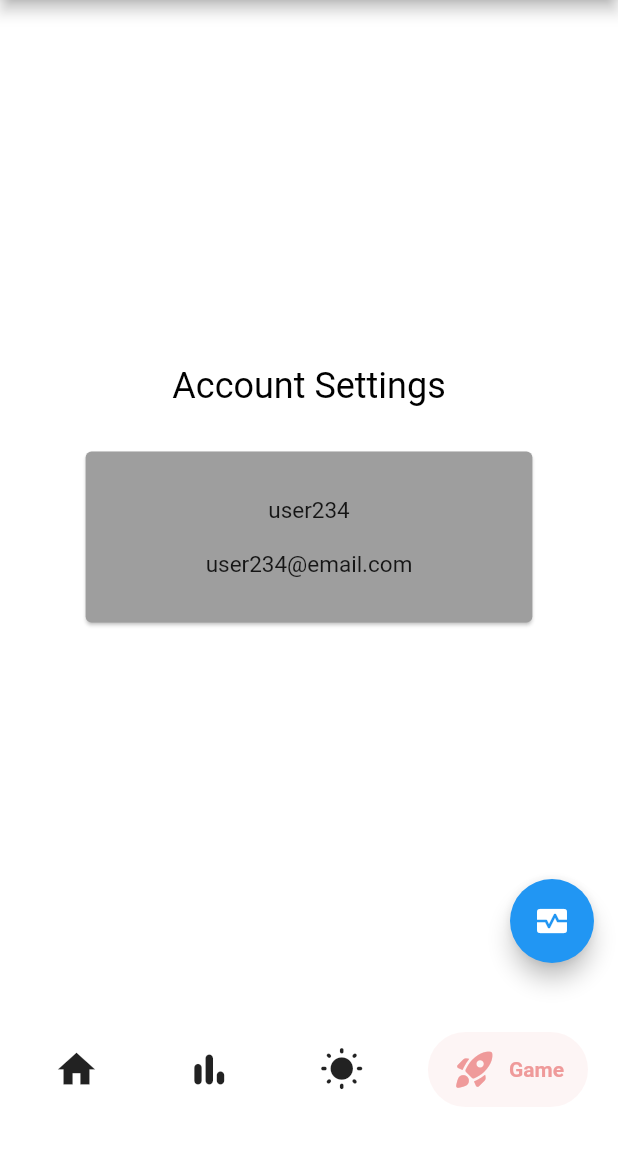
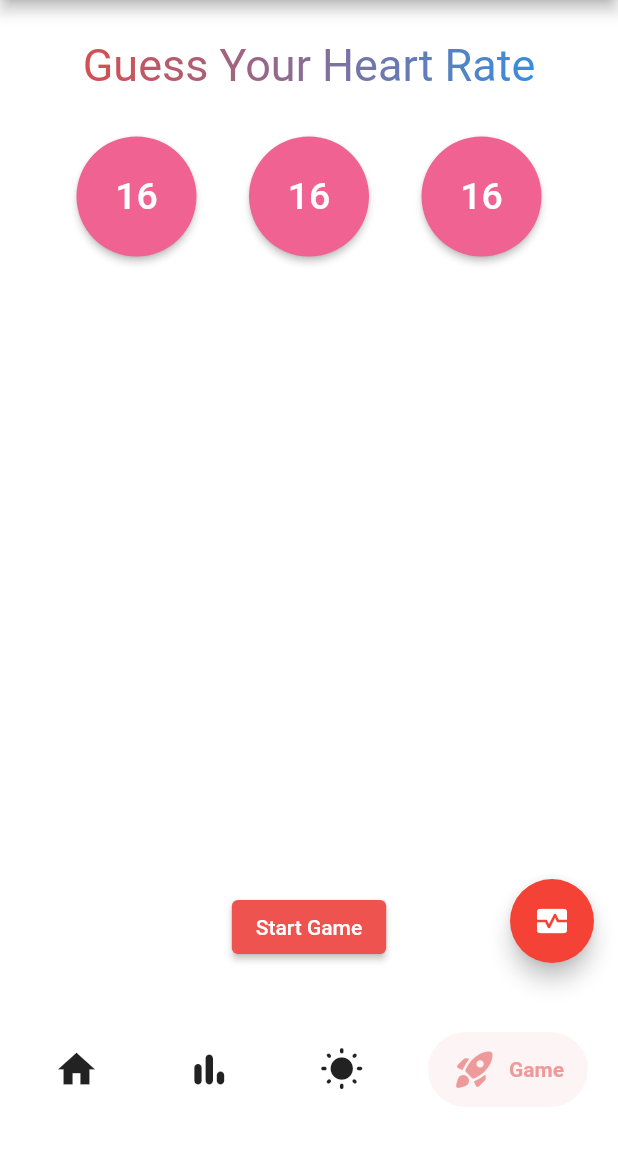
Before and after one commit to Lucria/flutter-mobile-app, a Flutter app: the screen it shows after launch, item 4 of the bottom bar chosen, on a phone screen of 412 x 824 dp, the part 84-1236 px from its top. Run offline on Flutter 3.47's test engine with Material 2 defaults, Android fonts, the phone set to English and light mode, and no system bars; drawn by our look-alikes of salomon_bottom_bar; our stand-ins replace auto_route, fl_chart, flutter_bluetooth_serial.

Commit message:
feat: integrate game with new changes

```diff
--- /dev/null
+++ b/lib/game/game_model.dart
@@ -0,0 +1,59 @@
+enum ResultType {
+  correct,
+  higher,
+  lower,
+  invalidInput,
+  noMoves
+}
+
+Map<ResultType, String> resultDict = <ResultType, String> {
+  ResultType.correct: "Correct!",
+  ResultType.higher: "Gotta guess lower next time!",
+  ResultType.lower: "It's higher than your guess!",
+  ResultType.invalidInput: "Invalid input. It's between 50 and 180!",
+  ResultType.noMoves: "Oops! Out of moves!"
+};
+
+class Result {
+  final ResultType resultType;
+  late String message;
+
+  Result(this.resultType) {
+    message = resultDict[resultType]!;
+  }
+}
+
+class Game {
+  static const int min = 50;
+  static const int max = 180;
+  static const int totalMoves = 5;
+  int _currentMove = 0;
+  late int _guessedNumber;
+
+  Game(int heartRate) {
+    _guessedNumber = heartRate;
+  }
+
+  Result nextMove(int userInput) {
+    //check whether user input is valid or not
+    if (userInput < min || userInput > max) {
+      return Result(ResultType.invalidInput);
+    }
+    //increment the current move and check if there is no move left
+    _currentMove += 1;
+    if (_currentMove > totalMoves) {
+      return Result(ResultType.noMoves);
+    }
+
+    //compare user input with guessed number and provide hint if not matched
+    if (userInput == _guessedNumber) {
+      return Result(ResultType.correct);
+    } else {
+      if (userInput > _guessedNumber) {
+        return Result(ResultType.higher);
+      } else {
+        return Result(ResultType.lower);
+      }
+    }
+  }
+}
--- /dev/null
+++ b/lib/game/game_widget.dart
@@ -0,0 +1,120 @@
+import 'dart:math';
+
+import 'package:flutter/material.dart';
+import 'game_model.dart';
+import 'dart:ui' as ui;
+
+class GameWidget extends StatefulWidget {
+  const GameWidget({Key? key}) : super(key: key);
+
+  @override
+  State<StatefulWidget> createState() => GameState();
+}
+
+class GameState extends State<GameWidget> {
+  var game = Game(70); // TODO pass in heart rate at certain point
+  var displayMessages = "";
+  var textEditionController = TextEditingController();
+
+  Widget buildStartGameButton(BuildContext context) {
+    return Expanded(
+      child: Align(
+        alignment: FractionalOffset.bottomCenter,
+        child: ElevatedButton(
+          onPressed: () => print("Start Game"),
+          child: const Text('Start Game'),
+          style: ButtonStyle(
+            backgroundColor: MaterialStateProperty.all(Colors.red[400]),
+          ),
+        ),
+      ),
+    );
+  }
+
+  Widget buildTitle(BuildContext context) {
+    return Padding(
+      padding: const EdgeInsets.only(top: 10),
+      child: Text(
+        "Guess Your Heart Rate",
+        style: TextStyle(
+            fontSize: 30,
+            foreground: Paint()
+              ..shader = ui.Gradient.linear(
+                const Offset(0, 0),
+                const Offset(400, 0),
+                <Color>[
+                  Colors.red,
+                  Colors.blue,
+                ],
+              )),
+        textAlign: TextAlign.center,
+      ),
+    );
+  }
+
+  Widget buildGame(BuildContext context) {
+    return Padding(
+      padding: const EdgeInsets.symmetric(vertical: 30),
+      child: Center(
+        child: Row(
+        mainAxisAlignment: MainAxisAlignment.spaceEvenly,
+        children: [
+          for (int i = 0; i < 3; i++)
+            ElevatedButton(
+              onPressed: () => print(i),
+              style: ElevatedButton.styleFrom(
+                shape: const CircleBorder(),
+                padding: const EdgeInsets.all(25),
+                backgroundColor: Colors.pink[300],
+                fixedSize: const Size(80, 80),
+              ),
+              child: Align(
+                alignment: Alignment.center,
+                child: Text(
+                  Random().nextInt(180).toString(), // TODO get actual values
+                  style: const TextStyle(
+                    fontSize: 25,
+                  ),
+                  textAlign: TextAlign.center,
+                )
+              )
+            )
+          ],
+        )
+      )
+    );
+  }
+
+  @override
+  Widget build(BuildContext context) {
+    return Container(
+        padding: const EdgeInsets.all(16.0),
+        child: Column(
+          children: <Widget>[
+            buildTitle(context),
+            // TextField(
+            //   keyboardType: TextInputType.number,
+            //   decoration: const InputDecoration(
+            //       hintText: "Guess Your Heart Rate between 50 and 180"),
+            //   controller: textEditionController,
+            //   onSubmitted: (String input) {
+            //     setState(() {
+            //       int number = int.parse(input);
+            //       Result result = game.nextMove(number);
+            //
+            //       displayMessages = displayMessages +
+            //           "\n" +
+            //           number.toString() +
+            //           " : " +
+            //           result.message;
+            //     });
+            //     textEditionController.text = "";
+            //   },
+            // ),
+            // Text(displayMessages),
+            buildGame(context),
+            buildStartGameButton(context),
+          ],
+        ));
+  }
+}
--- a/lib/home_page.dart
+++ b/lib/home_page.dart
@@ -20,12 +20,13 @@ class HomePage extends StatelessWidget {
         PostsRouter(),
         UsersRouter(),
         ReliefRouter(),
-        SettingsRouter(),
+        GameRouter(),
         BluetoothRouter(),
       ],
       floatingActionButton: FloatingActionButton(
         onPressed: () => context.navigateTo(const BluetoothRouter()),
         child: const Icon(Icons.monitor_heart),
+        backgroundColor: Colors.red[500],
       ),
       bottomNavigationBuilder: (_, tabsRouter) {
         return SalomonBottomBar(
--- a/lib/routes/router.dart
+++ b/lib/routes/router.dart
@@ -2,6 +2,7 @@ import 'package:auto_route/auto_route.dart';
 import 'package:auto_route/empty_router_widgets.dart';
 import 'package:flutter_mobile_app/bluetooth/bluetooth_widget.dart';
 import 'package:flutter_mobile_app/bluetooth/waveform_widget.dart';
+import 'package:flutter_mobile_app/game/game_widget.dart';
 import 'package:flutter_mobile_app/home_page.dart';
 import 'package:flutter_mobile_app/posts/posts_page.dart';
 import 'package:flutter_mobile_app/posts/single_post_page.dart';
@@ -55,6 +56,11 @@ import 'package:flutter_mobile_app/users/users_page.dart';
         page: SettingsPage,
       ),
       AutoRoute(
+        path: 'game',
+        name: 'GameRouter',
+        page: GameWidget,
+      ),
+      AutoRoute(
         path: 'bluetooth',
         name: 'BluetoothRouter',
         page: EmptyRouterPage,
```
Also changed, not shown: lib/routes/router.gr.dart.
